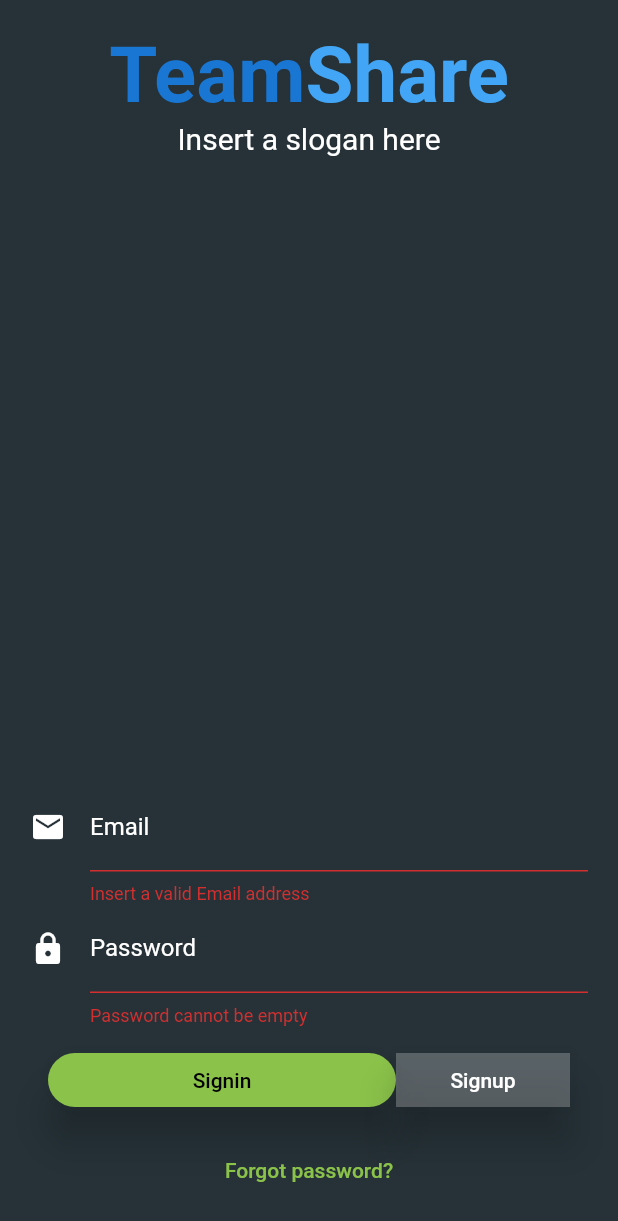
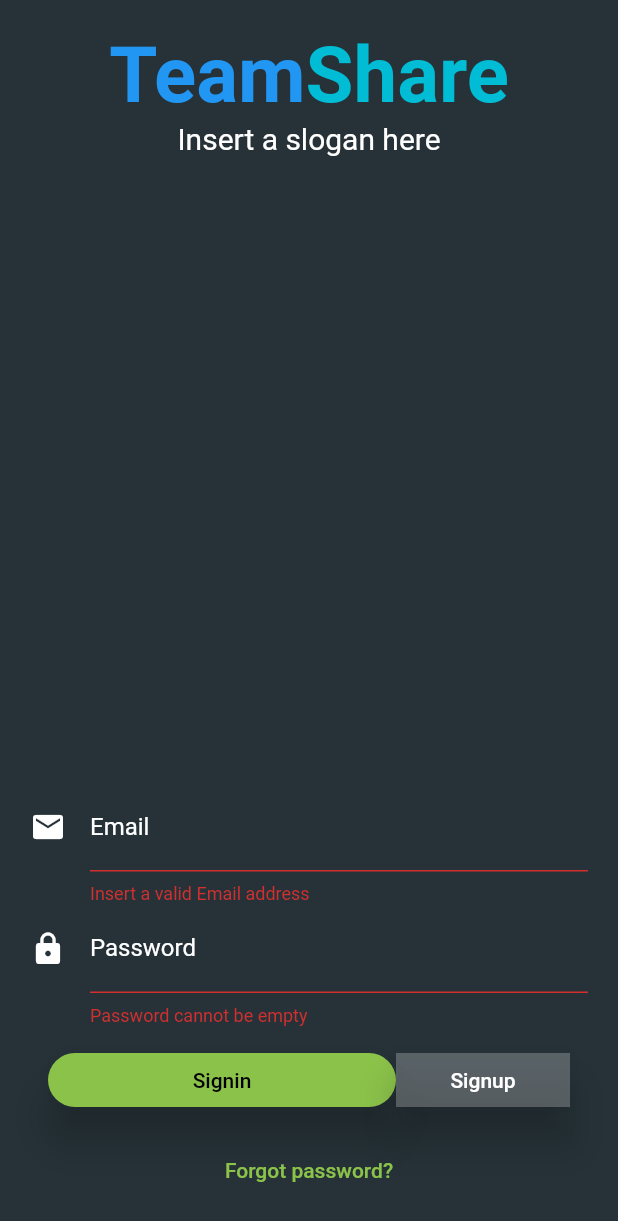
Before and after one commit to Asafvm/project_ts_2020, a Flutter app: the screen it shows after launch, after a tap on "Signin", on a phone screen of 412 x 824 dp. Shown: the top 1221 px of the screen. Run offline on Flutter 3.47's test engine with Material 2 defaults, Android fonts, the phone set to English and light mode, and no system bars; our stand-ins replace cloud_firestore, cloud_functions, contacts_service, file_picker, firebase_auth, firebase_core and 3 more; missing offline and left inert: dart:ffi, flutter_pdfview, positioned_tap_detector; accounts and stored records are empty.

Commit message:
auto login and auth optimizations

```diff
--- a/lib/main.dart
+++ b/lib/main.dart
@@ -5,6 +5,7 @@ import 'package:teamshare/screens/admin_menu_screen.dart';
 import 'package:teamshare/screens/login_screen.dart';
 import 'package:teamshare/screens/main_screen.dart';
 import 'package:provider/provider.dart';
+import 'package:teamshare/screens/splash_screen.dart';
 
 Future<void> main() async {
   WidgetsFlutterBinding.ensureInitialized();
@@ -46,49 +47,35 @@ class TeamShare extends StatelessWidget {
               ),
             ],
             child: Consumer<Authentication>(
-              builder: (ctx, auth, _) => MaterialApp(
-                title: 'Team Share',
-                theme: ThemeData(
-                  primarySwatch: Colors.green,
-                  accentColor: Colors.lightGreen,
-                ),
-                home: auth.isAuth ? MainScreen() : LoginScreen(),
-                routes: {
-                  MainScreen.routeName: (ctx) => MainScreen(),
-                  AdminMenuScreen.routeName: (ctx) => AdminMenuScreen(),
-                },
-              ),
+              builder: (ctx, auth, _) {
+                return MaterialApp(
+                  title: 'Team Share',
+                  theme: ThemeData(
+                    primarySwatch: Colors.green,
+                    accentColor: Colors.lightGreen,
+                  ),
+                  home: auth.isAuth
+                      ? MainScreen()
+                      : FutureBuilder(
+                          future: auth.tryAutoLogin(),
+                          builder: (ctx, authResultSnapshot) =>
+                              authResultSnapshot.connectionState ==
+                                      ConnectionState.waiting
+                                  ? SplashScreen()
+                                  : LoginScreen()),
+                  routes: {
+                    MainScreen.routeName: (ctx) => MainScreen(),
+                    AdminMenuScreen.routeName: (ctx) => AdminMenuScreen(),
+                  },
+                );
+              },
             ),
           );
         }
 
-        // Otherwise, show something whilst waiting for initialization to complete
-        // splash screen here?
+        // splash screen while loading
         return MaterialApp(
-          title: 'Team Share',
-          theme: ThemeData(
-            primarySwatch: Colors.green,
-            accentColor: Colors.lightGreen,
-          ),
-          home: Scaffold(
-            body: Center(
-              child: Padding(
-                padding: const EdgeInsets.all(18.0),
-                child: Column(
-                  mainAxisAlignment: MainAxisAlignment.center,
-                  children: [
-                    Text(
-                      "Connection in progress...",
-                      style: TextStyle(fontSize: 20),
-                    ),
-                    LinearProgressIndicator(
-                      minHeight: 30,
-                    ),
-                  ],
-                ),
-              ),
-            ),
-          ),
+          home: SplashScreen(),
         );
       },
     );
--- a/lib/providers/authentication.dart
+++ b/lib/providers/authentication.dart
@@ -1,11 +1,20 @@
 import 'dart:async';
+import 'dart:convert';
+import 'dart:ffi';
 
 import 'package:firebase_auth/firebase_auth.dart';
 import 'package:flutter/services.dart';
 import 'package:flutter/widgets.dart';
+import 'package:shared_preferences/shared_preferences.dart';
+import 'package:teamshare/providers/applogger.dart';
 
 class Authentication with ChangeNotifier {
   static final Authentication _instance = Authentication._internal();
+
+  String _authToken;
+  String _authUserId;
+  String _authUserEmail;
+  DateTime _authTokenExpiry;
 
   factory Authentication() => _instance;
 
@@ -13,21 +22,20 @@ class Authentication with ChangeNotifier {
 
   FirebaseAuth firebaseAuth = FirebaseAuth.instance;
   User _user;
-  String _token;
-  DateTime _expiryDate;
-  String _userId;
+  IdTokenResult _usertoken;
+
   Timer _authTimer;
 
   bool get isAuth {
-    return token != null;
+    return _authToken != null;
   }
 
   String get userId {
-    return isAuth && _user != null ? _userId : null;
+    return isAuth ? _authUserId : null;
   }
 
   String get userEmail {
-    return isAuth && _user != null ? _user.email : null;
+    return isAuth ? _authUserEmail : null;
   }
 
   String get userName {
@@ -35,9 +43,9 @@ class Authentication with ChangeNotifier {
   }
 
   String get token {
-    if (_expiryDate != null &&
-        _expiryDate.isAfter(DateTime.now()) &&
-        _token != null) return _token;
+    if (_authTokenExpiry != null &&
+        _authToken != null &&
+        _authTokenExpiry.isAfter(DateTime.now())) return _authToken;
     return null;
   }
 
@@ -52,10 +60,26 @@ class Authentication with ChangeNotifier {
         result = await firebaseAuth.signInWithEmailAndPassword(
             email: email, password: password);
 
-      IdTokenResult usertoken = await result.user.getIdTokenResult();
-      _token = usertoken.token;
-      _expiryDate = usertoken.expirationTime;
       _user = result.user;
+      _usertoken = await _user.getIdTokenResult();
+      _authToken = _usertoken.token;
+
+      _authUserId = _user.uid;
+      _authUserEmail = _user.email;
+      _authTokenExpiry = _usertoken.expirationTime;
+
+      //store login data
+      final pref = await SharedPreferences.getInstance();
+      final userData = json.encode(
+        {
+          'userEmail': _authUserEmail,
+          'userId': _authUserId,
+          'token': _authToken,
+          'expiry': _authTokenExpiry.toIso8601String(),
+        },
+      );
+      pref.setString('userData', userData);
+
       autoLogout();
       notifyListeners();
     } on PlatformException catch (e) {
@@ -65,20 +89,43 @@ class Authentication with ChangeNotifier {
     }
   }
 
-  void logout() {
-    _token = null;
-    _userId = null;
-    _expiryDate = null;
+  Future<bool> tryAutoLogin() async {
+    final pref = await SharedPreferences.getInstance();
+    if (!pref.containsKey('userData')) return false;
+    final extractedUserData =
+        json.decode(pref.getString('userData')) as Map<String, Object>;
+
+    _authTokenExpiry = DateTime.parse(extractedUserData['expiry']);
+    if (_authTokenExpiry.isBefore(DateTime.now())) return false;
+
+    _authUserEmail = extractedUserData['userEmail'];
+    _authUserId = extractedUserData['userId'];
+    _authToken = extractedUserData['token'];
+
+    notifyListeners();
+    autoLogout();
+
+    return true;
+  }
+
+  Future<void> logout() async {
+    _user = null;
+    _usertoken = null;
+    _authToken = null;
+    _authUserId = null;
+    _authUserEmail = null;
     if (_authTimer != null) {
       _authTimer.cancel();
       _authTimer = null;
     }
+    final pref = await SharedPreferences.getInstance();
+    pref.remove('userData');
     notifyListeners();
   }
 
   void autoLogout() {
     if (_authTimer != null) _authTimer.cancel();
-    final timeToExpiry = _expiryDate.difference(DateTime.now()).inSeconds;
+    final timeToExpiry = _authTokenExpiry.difference(DateTime.now()).inSeconds;
     Timer(Duration(seconds: timeToExpiry), logout);
   }
 }
--- a/lib/providers/consts.dart
+++ b/lib/providers/consts.dart
@@ -26,3 +26,28 @@ const tabbar = TabBar(
     ),
   ],
 );
+
+final logoText = Container(
+  //margin: EdgeInsets.only(top: 40),
+  //padding: EdgeInsets.symmetric(horizontal: 20, vertical: 15),
+  child: RichText(
+    textAlign: TextAlign.center,
+    text: TextSpan(
+      text: 'Team',
+      style: const TextStyle(
+          fontSize: 52, fontWeight: FontWeight.bold, color: Colors.blue),
+      children: [
+        TextSpan(
+          text: 'Share\n',
+          style: const TextStyle(
+              fontSize: 52, fontWeight: FontWeight.bold, color: Colors.cyan),
+        ),
+        TextSpan(
+          text: 'Insert a slogan here',
+          style: const TextStyle(
+              fontSize: 20, fontWeight: FontWeight.normal, color: Colors.white),
+        )
+      ],
+    ),
+  ),
+);
--- a/lib/screens/login_screen.dart
+++ b/lib/screens/login_screen.dart
@@ -1,4 +1,5 @@
 import 'package:flutter/material.dart';
+import 'package:teamshare/providers/consts.dart';
 import 'package:teamshare/widgets/auth_form.dart';
 
 class LoginScreen extends StatelessWidget {
@@ -6,37 +7,6 @@ class LoginScreen extends StatelessWidget {
 
   @override
   Widget build(BuildContext context) {
-    var headerText = Container(
-      //margin: EdgeInsets.only(top: 40),
-      //padding: EdgeInsets.symmetric(horizontal: 20, vertical: 15),
-      child: RichText(
-        textAlign: TextAlign.center,
-        text: TextSpan(
-          text: 'Team',
-          style: TextStyle(
-              fontSize: 52,
-              fontWeight: FontWeight.bold,
-              color: Colors.blue[700]),
-          children: [
-            TextSpan(
-              text: 'Share\n',
-              style: TextStyle(
-                  fontSize: 52,
-                  fontWeight: FontWeight.bold,
-                  color: Colors.blue[400]),
-            ),
-            TextSpan(
-              text: 'Insert a slogan here',
-              style: TextStyle(
-                  fontSize: 20,
-                  fontWeight: FontWeight.normal,
-                  color: Colors.white),
-            )
-          ],
-        ),
-      ),
-    );
-
     return SafeArea(
       child: Scaffold(
         backgroundColor: Colors.blueGrey[900],
@@ -47,7 +17,7 @@ class LoginScreen extends StatelessWidget {
             mainAxisAlignment: MainAxisAlignment.spaceBetween,
             mainAxisSize: MainAxisSize.max,
             children: <Widget>[
-              headerText,
+              logoText, //defined in consts
               AuthForm(),
             ],
           ),
--- a/lib/screens/main_screen.dart
+++ b/lib/screens/main_screen.dart
@@ -19,7 +19,6 @@ class _MainScreenState extends State<MainScreen> {
         appBar: AppBar(
           title: Text("Team Share"),
         ),
-        //drawer: CustomDrawer(),
         body: StreamBuilder<List<DocumentSnapshot>>(
             stream: FirebaseFirestoreProvider.getTeamList(),
             builder: (context, snapshot) {
--- /dev/null
+++ b/lib/screens/splash_screen.dart
@@ -0,0 +1,21 @@
+import 'package:flutter/material.dart';
+import 'package:teamshare/providers/consts.dart';
+
+class SplashScreen extends StatefulWidget {
+  @override
+  _SplashScreenState createState() => _SplashScreenState();
+}
+
+class _SplashScreenState extends State<SplashScreen> {
+  @override
+  Widget build(BuildContext context) {
+    return Scaffold(
+      body: Container(
+          decoration: BoxDecoration(color: Colors.blueGrey[900]),
+          child: Column(
+            mainAxisAlignment: MainAxisAlignment.spaceEvenly,
+            children: [Center(child: logoText), CircularProgressIndicator()],
+          )),
+    );
+  }
+}
--- a/pubspec.yaml
+++ b/pubspec.yaml
@@ -37,6 +37,8 @@ dependencies:
   firebase_remote_config: "^0.4.0"
   firebase_storage: "^4.0.0"
 
+
+  shared_preferences: ^0.5.12
   provider: ^4.3.2+2
   #data_handeling
   json_annotation:
```
Also changed, not shown: lib/widgets/auth_form.dart (+5 -4 lines), pubspec.lock.
